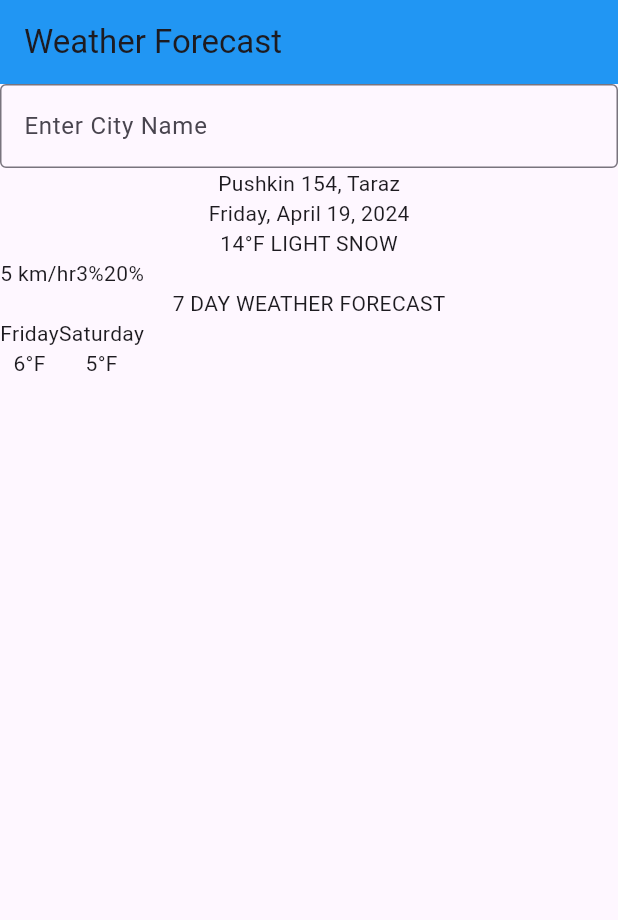
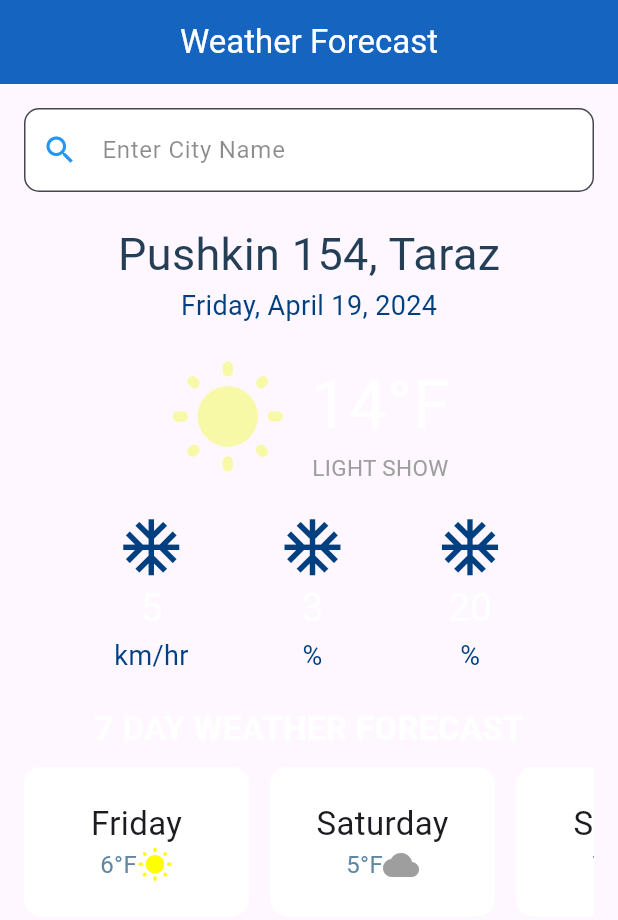
Before and after one commit to Muratbekuly-Nurdaulet/flutter_quiz1, a Flutter app: the screen it shows after launch, on a phone screen of 412 x 824 dp. Shown: the top 920 px of the screen. Run offline on Flutter 3.47's test engine with Material 3 defaults, Android fonts, the phone set to English and light mode, and no system bars.

Commit message:
added task

```diff
--- a/lib/main.dart
+++ b/lib/main.dart
@@ -1,56 +1,153 @@
 import 'package:flutter/material.dart';
 
-void main() {
-  runApp(MyApp());
-}
+void main() => runApp(MyApp());
 
 class MyApp extends StatelessWidget {
   @override
   Widget build(BuildContext context) {
     return MaterialApp(
+      debugShowCheckedModeBanner: false,
       home: Scaffold(
         appBar: AppBar(
-          title: Text('Weather Forecast'),
-          backgroundColor: Colors.blue,
+          title: Text(
+            "Weather Forecast",
+            style: TextStyle(color: Colors.white),
           ),
-        body: Column(
-
-          children: <Widget>[
+          backgroundColor: Colors.blue[800],
+          centerTitle: true,
+        ),
+        body: SingleChildScrollView(
+          padding: EdgeInsets.all(16.0),
+          child: Column(
+            crossAxisAlignment: CrossAxisAlignment.center,
+            children: [
               TextField(
                 decoration: InputDecoration(
-                border: OutlineInputBorder(),
-                labelText: 'Enter City Name',
+                  prefixIcon: Icon(Icons.search, color: Colors.blue),
+                  filled: true,
+                  fillColor: Colors.white,
+                  hintText: "Enter City Name",
+                  hintStyle: TextStyle(color: Colors.black45),
+                  border: OutlineInputBorder(
+                    borderRadius: BorderRadius.circular(10),
+                    borderSide: BorderSide(color: Colors.transparent, width: 0),
                   ),
                 ),
-            Text('Pushkin 154, Taraz'),
-            Text('Friday, April 19, 2024'),
-            Text('14°F LIGHT SNOW'),
+              ),
+              SizedBox(height: 20),
+              Text(
+                "Pushkin 154, Taraz",
+                style: TextStyle(fontSize: 30, color: Color(0xFF243E55), fontWeight: FontWeight.w400),
+              ),
+              Text(
+                "Friday, April 19, 2024",
+                style: TextStyle(fontSize: 18, color: Color(0xFF004080)),
+              ),
+              SizedBox(height: 20),
               Row(
-              children: <Widget>[
-                Text('5 km/hr'),
-                Text('3%'),
-                Text('20%'),
+                mainAxisAlignment: MainAxisAlignment.center,
+                children: [
+                  Column(
+                    children: [
+                      Icon(Icons.wb_sunny_rounded, size: 80, color: Color(0xFFF7F9A6)),
                     ],
                   ),
-            Text('7 DAY WEATHER FORECAST'),
-            Row(
-              children: <Widget>[
+                  SizedBox(width: 15),
                   Column(
-                  children: <Widget>[
-                    Text('Friday'),
-                    Text('6°F'),
-                  ],
+                    crossAxisAlignment: CrossAxisAlignment.center,
+                    children: [
+                      Text(
+                        "14°F",
+                        style: TextStyle(fontSize: 45, color: Colors.white),
                       ),
-                Column(
-                  children: <Widget>[
-                    Text('Saturday'),
-                    Text('5°F'),
-                  ],
+                      Text(
+                        "LIGHT SHOW",
+                        style: TextStyle(fontSize: 15, color: Colors.grey),
                       ),
                     ],
                   ),
                 ],
               ),
+              SizedBox(height: 20),
+              Row(
+                mainAxisAlignment: MainAxisAlignment.spaceEvenly,
+                children: [
+                  _buildStatistic("km/hr", "5"),
+                  _buildStatistic("%", "3"),
+                  _buildStatistic("%", "20"),
+                ],
+              ),
+              SizedBox(height: 20),
+              _buildSevenDayWeather(),
+            ],
+          ),
+        ),
+      ),
+    );
+  }
+
+  Widget _buildStatistic(String label, String value) {
+    return Column(
+      children: [
+        Icon(Icons.ac_unit, size: 45, color: Color(0xFF004080)),
+        Text(
+          value,
+          style: TextStyle(fontSize: 26, color: Colors.white),
+        ),
+        Text(
+          label,
+          style: TextStyle(color: Color(0xFF004080), fontSize: 18),
+        ),
+      ],
+    );
+  }
+
+  Widget _buildSevenDayWeather() {
+    return Column(
+      children: [
+        Text(
+          "7 DAY WEATHER FORECAST",
+          style: TextStyle(fontSize: 22, color: Colors.white, fontWeight: FontWeight.w700),
+        ),
+        SizedBox(height: 10),
+        Container(
+          height: 100,
+          width: 400,
+          child: ListView(
+            scrollDirection: Axis.horizontal,
+            children: [
+              _buildDayWeather("Friday", "6°F", Icons.wb_sunny_rounded, Colors.yellowAccent),
+              SizedBox(width: 14),
+              _buildDayWeather("Saturday", "5°F", Icons.cloud, Colors.grey),
+              SizedBox(width: 14),
+              _buildDayWeather("Sunday", "7°F", Icons.wb_sunny_rounded, Colors.yellowAccent),
+            ],
+          ),
+        ),
+      ],
+    );
+  }
+
+  Widget _buildDayWeather(String day, String temperature, IconData icon, Color iconColor) {
+    return Container(
+      width: 150,
+      height: 75,
+      decoration: BoxDecoration(
+        color: Colors.white,
+        borderRadius: BorderRadius.circular(12),
+      ),
+      child: Column(
+        mainAxisAlignment: MainAxisAlignment.center,
+        children: [
+          Text(day, style: TextStyle(fontSize: 22)),
+          Row(
+            mainAxisAlignment: MainAxisAlignment.center,
+            children: [
+              Text(temperature, style: TextStyle(fontSize: 16, color: Color(0xFF5F89A3))),
+              Icon(icon, color: iconColor),
+            ],
+          ),
+        ],
       ),
     );
   }
```
Lines whose indentation alone changed are shown as unchanged.
